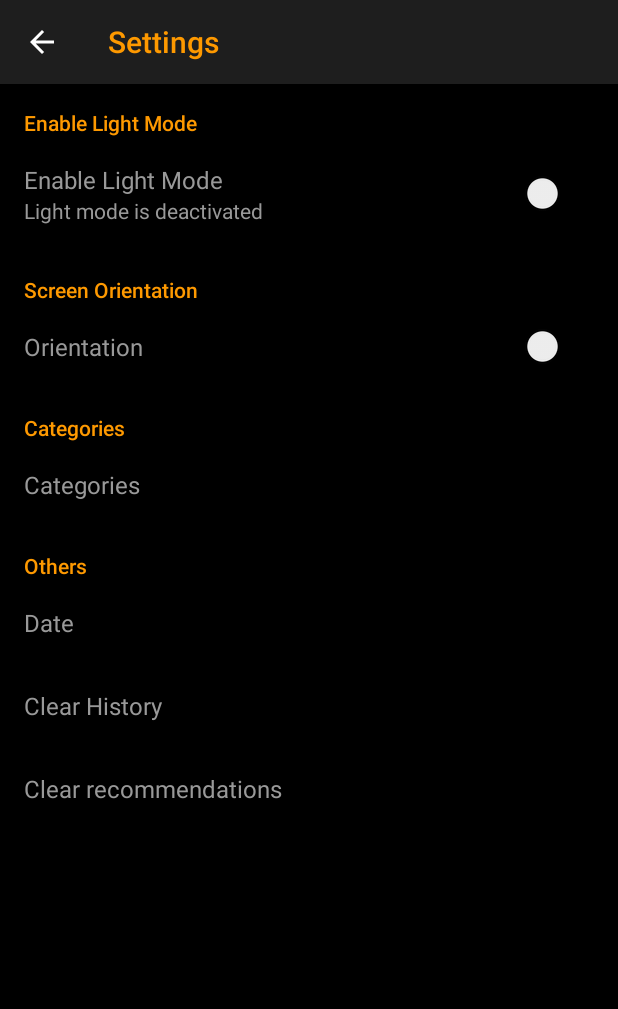
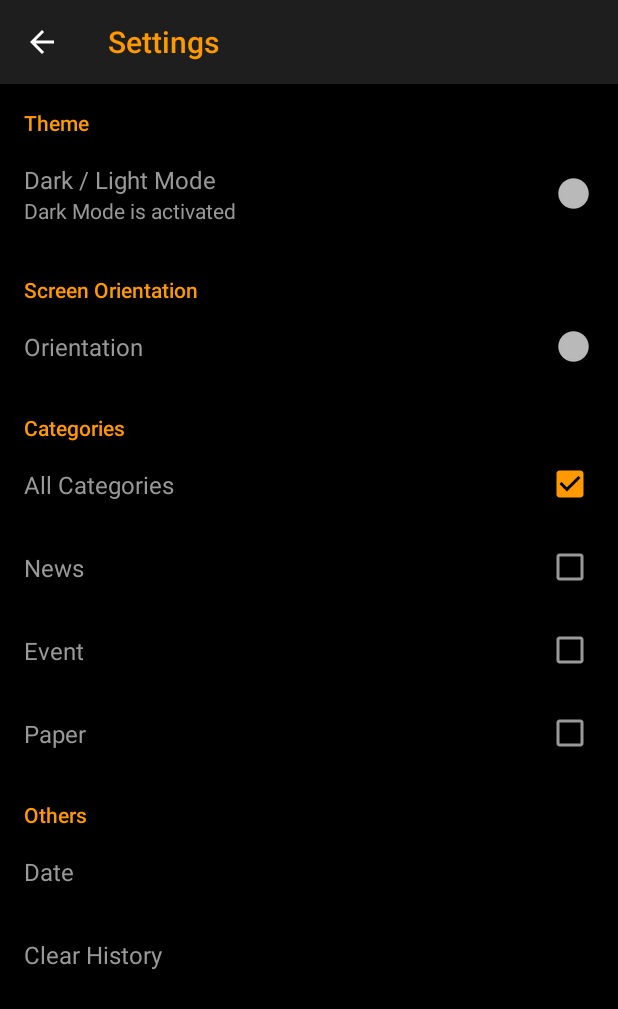
Before and after one commit to AkaCoder404/Sendnews, an Android app: the screen it shows after launch (SettingsActivity), in the options menu, after a tap on "Settings", on a phone screen of 412 x 824 dp. Shown: the top 1009 px of the screen. Run offline under Robolectric (Android 15) with nearby library versions, the phone set to English and light mode, and no system bars; our stand-ins replace Room's generated code, navigation-ui; libraries missing offline, so code that uses them is left out: com.omadahealth.github; pictures from the network do not load; 5 statements that could not run were skipped.

Commit message:
categories multiselect and main news history refrence bug

```diff
--- a/app/src/main/java/com/example/news/activities/SettingsActivity.java
+++ b/app/src/main/java/com/example/news/activities/SettingsActivity.java
@@ -5,12 +5,14 @@ import android.app.DatePickerDialog;
 import android.content.SharedPreferences;
 import android.graphics.PorterDuff;
 import android.os.Bundle;
+import android.preference.CheckBoxPreference;
 import android.preference.ListPreference;
 import android.preference.Preference;
 import android.preference.PreferenceFragment;
 import android.preference.PreferenceManager;
 import android.util.Log;
 import android.view.MenuItem;
+import android.widget.CheckBox;
 import android.widget.DatePicker;
 import android.widget.Toast;
 
@@ -59,20 +61,26 @@ public class SettingsActivity extends AppCompatActivity {
             Preference lightMode = findPreference("LIGHT");
             setOnPreferenceClick(lightMode);
 
-            Preference category = findPreference("CATEGORYFILTER");
-            setOnPreferenceClick(category);
+            Preference allCategories = findPreference("ALL CATEGORIES");
+            setOnPreferenceClick(allCategories);
 
+            Preference news = findPreference("NEWS");
+            Preference events = findPreference("PAPER");
+            Preference papers = findPreference("EVENT");
+            setOnPreferenceClick(papers);
+            setOnPreferenceClick(news);
+            setOnPreferenceClick(events);
+
+
+            //Preference category = findPreference("CATEGORYFILTER");
+            //setOnPreferenceClick(category);
 
             Preference fromDate = findPreference("DATE");
             setOnPreferenceClick(fromDate);
             bindPreferenceSummaryToValue(fromDate);
 
-
             Preference clearHistory = findPreference(getString(R.string.settings_history_key));
             setOnPreferenceClick(clearHistory);
-
-            Preference clearRecommend = findPreference(getString(R.string.settings_recommend_key));
-            setOnPreferenceClick(clearRecommend);
 
         }
 
@@ -103,9 +111,30 @@ public class SettingsActivity extends AppCompatActivity {
                     else if (key.equalsIgnoreCase("LIGHT")) {
                         Toast.makeText(getActivity(), "Switch Mode", Toast.LENGTH_SHORT).show();
                     }
-                    else if (key.equalsIgnoreCase("CATEGORYFILTER")){
-                        preference.setTitle("Switch");
-                        Log.d("SettingsActivity", key + "has been selected");
+                    else if (key.equalsIgnoreCase("ALL CATEGORIES")){
+                        Log.d("SettingsActivity", key + " has been selected");
+                        CheckBoxPreference all = (CheckBoxPreference) findPreference("ALL CATEGORIES");
+                        CheckBoxPreference news = (CheckBoxPreference) findPreference("NEWS");
+                        CheckBoxPreference papers = (CheckBoxPreference) findPreference("PAPER");
+                        CheckBoxPreference events = (CheckBoxPreference) findPreference("EVENT");
+                        if (all.isChecked()) {
+                            news.setChecked(true);
+                            papers.setChecked(true);
+                            events.setChecked(true);
+                        }
+                        else {
+                            news.setChecked(false);
+                            papers.setChecked(false);
+                            events.setChecked(false);
+                        }
+                    }
+                    else if (key.equalsIgnoreCase("EVENT") || key.equalsIgnoreCase("NEWS") || key.equalsIgnoreCase("PAPER")) {
+                        CheckBoxPreference check = (CheckBoxPreference) findPreference(key);
+                        if (!check.isChecked()) {
+                            CheckBoxPreference all = (CheckBoxPreference) findPreference("ALL CATEGORIES");
+                            all.setChecked(false);
+                        }
+
                     }
                     return false;
                 }
--- a/app/src/main/java/com/example/news/adapters/NewsListAdapter.java
+++ b/app/src/main/java/com/example/news/adapters/NewsListAdapter.java
@@ -4,11 +4,14 @@ import android.annotation.SuppressLint;
 import android.content.Context;
 import android.content.SharedPreferences;
 import android.graphics.drawable.Drawable;
+import android.preference.CheckBoxPreference;
+import android.preference.Preference;
 import android.preference.PreferenceManager;
 import android.util.Log;
 import android.view.LayoutInflater;
 import android.view.View;
 import android.view.ViewGroup;
+import android.widget.CheckBox;
 import android.widget.Filter;
 import android.widget.Filterable;
 import android.widget.ImageView;
@@ -37,6 +40,7 @@ import java.util.ArrayList;
 import java.util.Collections;
 import java.util.Comparator;
 import java.util.List;
+import java.util.prefs.PreferenceChangeEvent;
 
 public class NewsListAdapter extends RecyclerView.Adapter<NewsListAdapter.MyViewHolder> implements Filterable {
     // Variables
@@ -120,12 +124,26 @@ public class NewsListAdapter extends RecyclerView.Adapter<NewsListAdapter.MyView
         protected FilterResults performFiltering(CharSequence charSequence) {
             List<Article> filterList = new ArrayList<>();
             sharedPreferences = PreferenceManager.getDefaultSharedPreferences(context);
-            String category = sharedPreferences.getString("CATEGORYFILTER", context.getString(R.string.settings_all_label));
-            System.out.println(category);
+            //String category = sharedPreferences.getString("CATEGORYFILTER", context.getString(R.string.settings_all_label));
+
+            String category = sharedPreferences.getString("All CATEGORIES", context.getString(R.string.settings_all_label));
+
+
+            boolean aller = sharedPreferences.getBoolean("ALL CATEGORIES", true);
+            // System.out.println("\nAll Categories: "  + aller);
+            boolean news = sharedPreferences.getBoolean("NEWS", true);
+            boolean events = sharedPreferences.getBoolean("EVENT", true);
+            boolean papers = sharedPreferences.getBoolean("PAPER", true);
+
+            //System.out.println("News: " + news + "\n" + "Events: " + events  + "\n" + "Papers: " + papers);
+            String s = "";
+            if (news) s += "NEWS";
+            if (events) s+= "EVENT";
+            if (papers) s+= "PAPER";
 
             if (charSequence == null) {
                 filterList.addAll(articlesFull);
-            } else if (category.equalsIgnoreCase("ALL CATEGORIES")) {
+            } else if (aller) {
                 String filterPattern = charSequence.toString().toLowerCase().trim();
                 for (Article article : articlesFull) {
                     if (article.getTitle().toLowerCase().contains(filterPattern)) {
@@ -136,7 +154,7 @@ public class NewsListAdapter extends RecyclerView.Adapter<NewsListAdapter.MyView
             else {
                 String filterPattern = charSequence.toString().toLowerCase().trim();
                 for (Article article : articlesFull) {
-                    if (article.getTitle().toLowerCase().contains(filterPattern) && article.getType().equalsIgnoreCase(category)) {
+                    if (article.getTitle().toLowerCase().contains(filterPattern) && s.toLowerCase().contains(article.getType())) {
                         filterList.add(article);
                     }
                 }
--- a/app/src/main/java/com/example/news/ui/home/HomeFragment.java
+++ b/app/src/main/java/com/example/news/ui/home/HomeFragment.java
@@ -7,6 +7,7 @@ import android.content.Context;
 import android.content.Intent;
 import android.content.SharedPreferences;
 import android.os.Bundle;
+import android.preference.ListPreference;
 import android.preference.PreferenceManager;
 import android.util.Log;
 import android.view.LayoutInflater;
@@ -151,12 +152,15 @@ public class HomeFragment extends Fragment implements SwipyRefreshLayout.OnRefre
         if (Constants.HomeFirstReload == true)  {
             onLoadingSwipeRefresh("");
             Constants.HomeFirstReload = false;
+            System.out.println((articles.size()));
             // Temporary Solution to not reload all articles
         }
         else{
-                articles = Constants.articles;
+            System.out.println((articles.size()));
+                articles = new ArrayList<> (Constants.articles);
+            System.out.println((articles.size()));
+
             if (articles != null) {
-                System.out.println((articles.size()));
                 setUpRecyclerView(articles);
             }
             else textView.setText("Swipe Down to Load News");
@@ -193,7 +197,7 @@ public class HomeFragment extends Fragment implements SwipyRefreshLayout.OnRefre
                     }
                     articles = response.body().getArticle();
                     // Save Articles --> don't have to regenerate unless reloaded
-                    Constants.articles = articles;
+                    Constants.articles = new ArrayList<>(articles);
                     // Test Article
                     // testOutput(articles.get(0));
 
@@ -384,8 +388,9 @@ public class HomeFragment extends Fragment implements SwipyRefreshLayout.OnRefre
     @Override
     public void onResume() {
         super.onResume();
+        getActivity().getSharedPreferences("SETTINGS", Context.MODE_PRIVATE).registerOnSharedPreferenceChangeListener(this);;
+        System.out.println("On Resume Article Size: " + articles.size());
         Toast.makeText(getActivity(), "Main Page", Toast.LENGTH_SHORT).show();
-        getActivity().getSharedPreferences("SETTINGS", Context.MODE_PRIVATE).registerOnSharedPreferenceChangeListener(this);
         adapter.getFilter().filter("");
 
     }
@@ -394,9 +399,11 @@ public class HomeFragment extends Fragment implements SwipyRefreshLayout.OnRefre
     public void onPause() {
         super.onPause();
         getActivity().getSharedPreferences("SETTINGS", Context.MODE_PRIVATE).unregisterOnSharedPreferenceChangeListener(this);
-        Constants.articles = articles;
+        System.out.println("On Pause Article Size: " + articles.size());
     }
 
     @Override
-    public void onSharedPreferenceChanged(SharedPreferences sharedPreferences, String s) { }
+    public void onSharedPreferenceChanged(SharedPreferences sharedPreferences, String s) {
+
+    }
 }
--- a/app/src/main/java/com/example/news/ui/specialists/SpecialistsFragment.java
+++ b/app/src/main/java/com/example/news/ui/specialists/SpecialistsFragment.java
@@ -137,8 +137,7 @@ public class SpecialistsFragment extends Fragment implements SwipeRefreshLayout.
                         specialists.clear();
                     }
                     specialists = response.body().getSpecialistList();
-                    // Test Expert
-                    testOutput();
+                    // testOutput();
                     setUpRecyclerView(specialists);
                 }
                 else {
--- a/app/src/main/res/values/strings.xml
+++ b/app/src/main/res/values/strings.xml
@@ -17,7 +17,7 @@
 
 
     <!-- Settings -->
-    <string name="settings_all_label">All</string>
+    <string name="settings_all_label">All CATEGORIES</string>
     <string name="settings_entertainment_label">娱乐</string>
     <string name="settings_military_label">军事</string>
     <string name="settings_education_label">教育</string>
--- a/app/src/main/res/xml/preferences_settings.xml
+++ b/app/src/main/res/xml/preferences_settings.xml
@@ -5,14 +5,15 @@
     android:key="SETTINGS">
 
     <PreferenceCategory
-        android:title="Enable Light Mode">
+        android:title="Theme">
         <SwitchPreference
-            android:defaultValue="false"
+            android:defaultValue="true"
             android:key="LIGHT"
-            android:summaryOff="Light mode is deactivated"
-            android:summaryOn="Light mode is activated"
+            android:summaryOff="Light Mode is activated"
+            android:summaryOn="Dark Mode is activated"
             android:textColor="@color/pHubGray"
-            android:title="Enable Light Mode" />
+            android:title="Dark / Light Mode"
+            android:enabled="false"/>
     </PreferenceCategory>
 
     <PreferenceCategory
@@ -20,18 +21,45 @@
             <SwitchPreference
                 android:title="Orientation"
                 android:key="ORIENTATION"
-                android:defaultValue="false">
+                android:defaultValue="true"
+                android:enabled="false"
+                >
             </SwitchPreference>
     </PreferenceCategory>
     <PreferenceCategory
-        android:title="@string/Category">
-        <ListPreference
-            android:defaultValue="ALL CATEGORIES"
-            android:entries="@array/settings_news_preference"
-            android:entryValues="@array/settings_news_preference"
-            android:key="CATEGORYFILTER"
-            android:title="@string/Category" />
+        android:title="Categories">
+        <CheckBoxPreference
+            android:title="All Categories"
+            android:key="ALL CATEGORIES"
+            android:defaultValue="true">
+        </CheckBoxPreference>
+        <CheckBoxPreference
+            android:title="News"
+            android:key="NEWS"
+            android:defaultValue="false">
+        </CheckBoxPreference>
+        <CheckBoxPreference
+            android:title="Event"
+            android:key="EVENT"
+            android:defaultValue="false">
+        </CheckBoxPreference>
+        <CheckBoxPreference
+            android:title="Paper"
+            android:key="PAPER"
+            android:defaultValue="false">
+        </CheckBoxPreference>
     </PreferenceCategory>
+
+<!--    <PreferenceCategory-->
+<!--        android:title="@string/Category">-->
+<!--        <ListPreference-->
+<!--            android:defaultValue="LIST ALL CATEGORIES"-->
+<!--            android:entries="@array/settings_news_preference"-->
+<!--            android:entryValues="@array/settings_news_preference"-->
+<!--            android:key="CATEGORYFILTER"-->
+<!--            android:title="Article Type"-->
+<!--            android:summary="%s"/>-->
+<!--    </PreferenceCategory>-->
     <PreferenceCategory
         android:title="Others" >
         <Preference
@@ -41,9 +69,7 @@
         <Preference
             android:title="Clear History"
             android:key="@string/settings_history_key"/>
-        <Preference
-            android:title="@string/settings_clear_recommendations"
-            android:key="@string/settings_recommend_key"/>
+
     </PreferenceCategory>
 
 </PreferenceScreen>
```
Also changed, not shown: app/src/main/java/com/example/news/activities/SpecialistActivity.java (+6 -2 lines), app/src/main/java/com/example/news/adapters/KnowledgeGraphAdapter.java (+7 -6 lines), app/src/main/java/com/example/news/models/Covid.java (+8 -1 lines), app/src/main/java/com/example/news/ui/knowledgeGraph/KnowledgeGraphFragment.java (+4 -5 lines).
